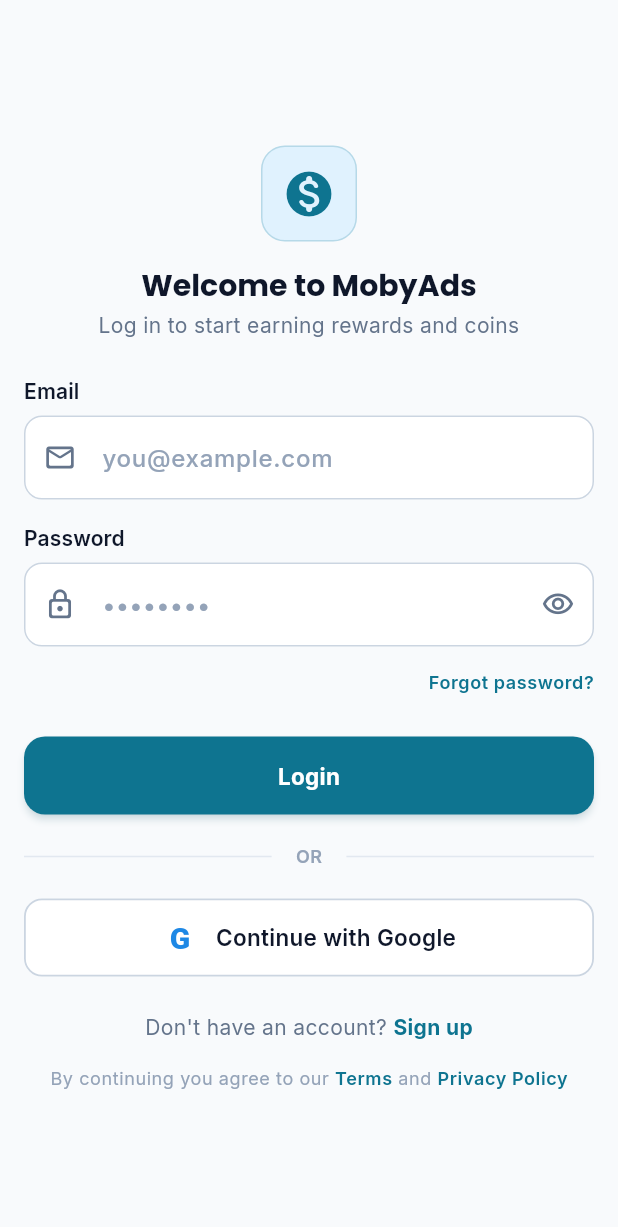
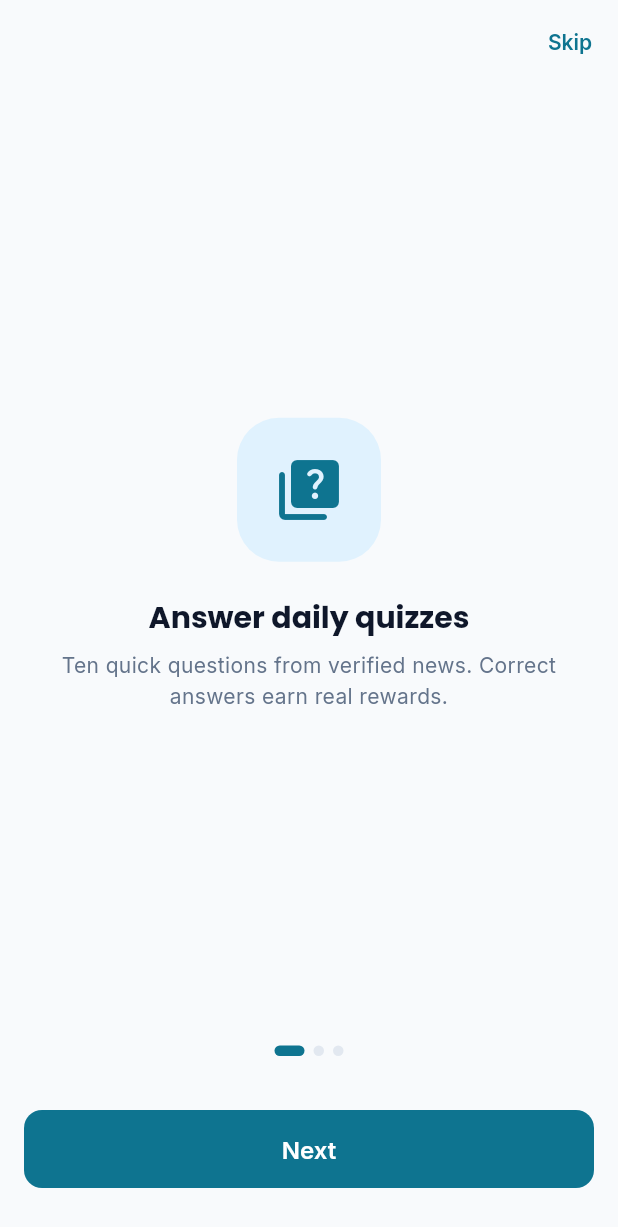
Before and after one commit to virajsavaliya/mobyads, a Flutter app: the screen it shows after launch, on a phone screen of 412 x 824 dp. Shown: the top 1227 px of the screen. Run offline on Flutter 3.47's test engine with Material 3 defaults, Android fonts, the phone set to English and light mode, and no system bars; our stand-ins replace dio, flutter_riverpod, go_router, google_fonts, google_mobile_ads, shared_preferences.

Commit message:
Onboarding flow: 3-slide Persuade entry with first-run routing

```diff
--- /dev/null
+++ b/lib/features/auth/screens/onboarding_screen.dart
@@ -0,0 +1,183 @@
+import 'package:flutter/material.dart';
+import 'package:go_router/go_router.dart';
+import 'package:shared_preferences/shared_preferences.dart';
+import '../../../core/config/app_constants.dart';
+import '../../../core/theme/app_colors.dart';
+import '../../../core/theme/app_spacing.dart';
+
+/// Onboarding (Persuade): one idea per slide — Answer, Watch, Withdraw.
+/// Shown once on first run; Skip / Get started persist the flag.
+class OnboardingScreen extends StatefulWidget {
+  /// Test seam: called instead of router navigation on finish.
+  final VoidCallback? onFinish;
+
+  const OnboardingScreen({super.key, this.onFinish});
+
+  @override
+  State<OnboardingScreen> createState() => _OnboardingScreenState();
+}
+
+class _Slide {
+  final IconData icon;
+  final String title;
+  final String body;
+  const _Slide(this.icon, this.title, this.body);
+}
+
+const _slides = [
+  _Slide(
+    Icons.quiz_rounded,
+    'Answer daily quizzes',
+    'Ten quick questions from verified news. Correct answers earn real rewards.',
+  ),
+  _Slide(
+    Icons.play_circle_fill_rounded,
+    'Watch sponsor ads',
+    'Short videos at milestones add bonus earnings to the same wallet.',
+  ),
+  _Slide(
+    Icons.account_balance_wallet_rounded,
+    'Withdraw real money',
+    'Cash out to bank or Paytm once you reach the minimum. No games, just payouts.',
+  ),
+];
+
+class _OnboardingScreenState extends State<OnboardingScreen> {
+  final _pages = PageController();
+  int _index = 0;
+
+  Future<void> _finish() async {
+    final prefs = await SharedPreferences.getInstance();
+    await prefs.setBool(AppConstants.onboardingKey, true);
+    if (!mounted) return;
+    if (widget.onFinish != null) {
+      widget.onFinish!();
+    } else {
+      context.go('/login');
+    }
+  }
+
+  Future<void> _nextOrFinish() async {
+    if (_index < _slides.length - 1) {
+      await _pages.nextPage(
+        duration: const Duration(milliseconds: 300),
+        curve: Curves.easeInOut,
+      );
+      return;
+    }
+    await _finish();
+  }
+
+  @override
+  void dispose() {
+    _pages.dispose();
+    super.dispose();
+  }
+
+  @override
+  Widget build(BuildContext context) {
+    final theme = Theme.of(context);
+    return Scaffold(
+      backgroundColor: AppColors.background,
+      appBar: AppBar(
+        backgroundColor: Colors.transparent,
+        elevation: 0,
+        actions: [
+          TextButton(
+            onPressed: _finish,
+            child: const Text('Skip'),
+          ),
+        ],
+      ),
+      body: SafeArea(
+        child: Column(
+          children: [
+            Expanded(
+              child: PageView.builder(
+                controller: _pages,
+                itemCount: _slides.length,
+                onPageChanged: (i) => setState(() => _index = i),
+                itemBuilder: (context, i) {
+                  final s = _slides[i];
+                  return Padding(
+                    padding: AppSpacing.screenPadding,
+                    child: Column(
+                      mainAxisAlignment: MainAxisAlignment.center,
+                      children: [
+                        Container(
+                          width: 96,
+                          height: 96,
+                          decoration: BoxDecoration(
+                            color: AppColors.primaryLight,
+                            borderRadius: BorderRadius.circular(28),
+                          ),
+                          child: Icon(
+                            s.icon,
+                            size: 48,
+                            color: AppColors.primary,
+                          ),
+                        ),
+                        const SizedBox(height: AppSpacing.xl),
+                        Text(
+                          s.title,
+                          textAlign: TextAlign.center,
+                          style: theme.textTheme.headlineMedium?.copyWith(
+                            fontWeight: FontWeight.bold,
+                            color: AppColors.textPrimary,
+                          ),
+                        ),
+                        const SizedBox(height: AppSpacing.s),
+                        Text(
+                          s.body,
+                          textAlign: TextAlign.center,
+                          style: theme.textTheme.bodyMedium?.copyWith(
+                            color: AppColors.textSecondary,
+                            height: 1.5,
+                          ),
+                        ),
+                      ],
+                    ),
+                  );
+                },
+              ),
+            ),
+            Row(
+              mainAxisAlignment: MainAxisAlignment.center,
+              children: List.generate(
+                _slides.length,
+                (i) => AnimatedContainer(
+                  duration: const Duration(milliseconds: 250),
+                  margin: const EdgeInsets.symmetric(horizontal: 3),
+                  width: _index == i ? 20 : 7,
+                  height: 7,
+                  decoration: BoxDecoration(
+                    color: _index == i
+                        ? AppColors.primary
+                        : AppColors.divider,
+                    borderRadius: BorderRadius.circular(4),
+                  ),
+                ),
+              ),
+            ),
+            const SizedBox(height: AppSpacing.l),
+            Padding(
+              padding: AppSpacing.screenPadding,
+              child: SizedBox(
+                width: double.infinity,
+                child: ElevatedButton(
+                  onPressed: _nextOrFinish,
+                  child: Text(
+                    _index == _slides.length - 1
+                        ? 'Get started'
+                        : 'Next',
+                  ),
+                ),
+              ),
+            ),
+            const SizedBox(height: AppSpacing.m),
+          ],
+        ),
+      ),
+    );
+  }
+}
```
Also changed, not shown: lib/core/router/app_router.dart (+11 -0 lines), lib/features/auth/screens/splash_screen.dart (+10 -0 lines), 1 other file.
